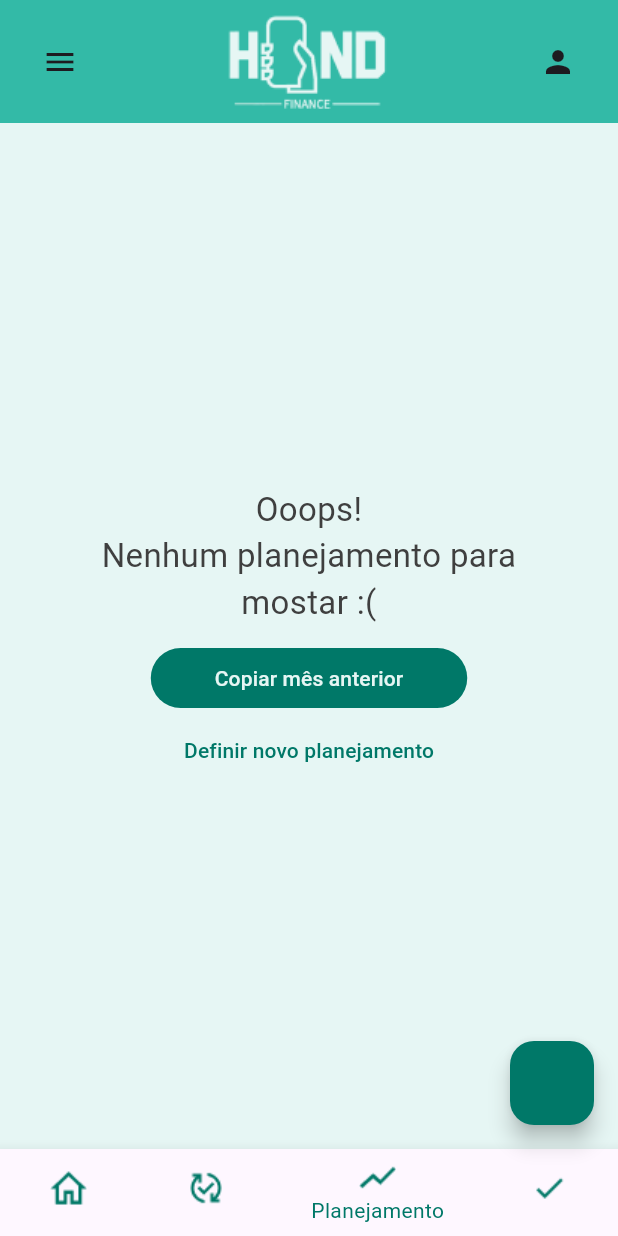
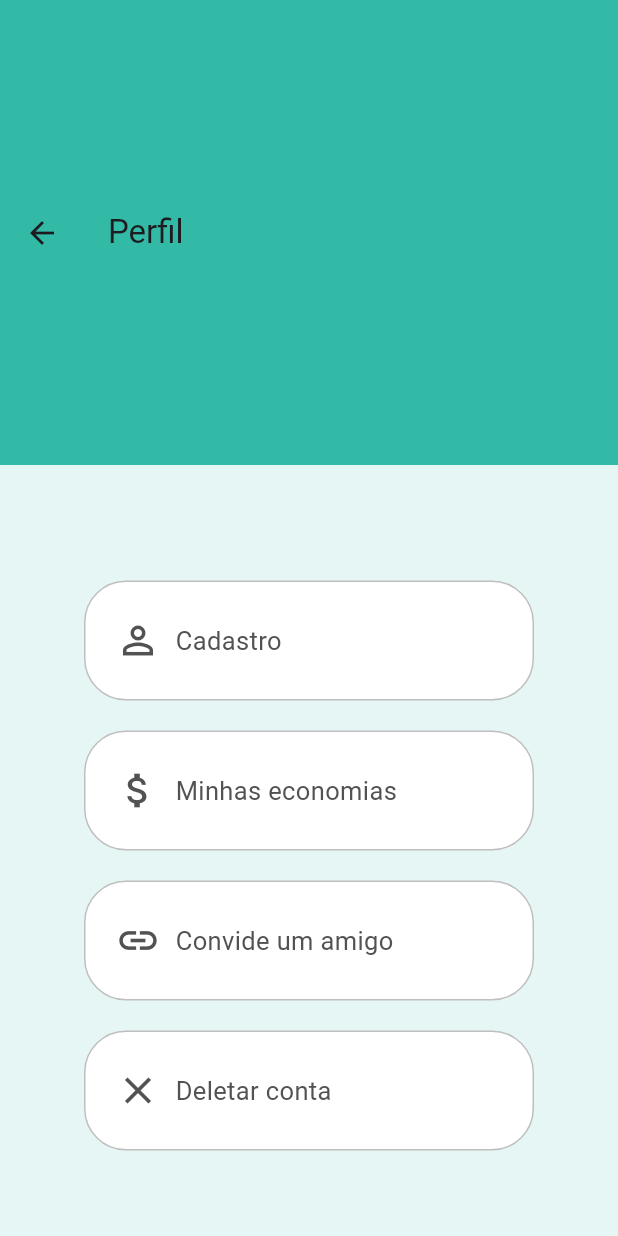
Before and after one commit to Jhyea026/Hand-finance, a Flutter app: the ClientPage screen opened directly, item 3 of the bottom bar chosen, after a tap on the "person" icon, on a phone screen of 412 x 824 dp. Run offline on Flutter 3.47's test engine with Material 3 defaults, Android fonts, the phone set to English and light mode, and no system bars.

Commit message:
Tela de perfil com botões prontos

```diff
--- a/lib/Widgets/Menu.dart
+++ b/lib/Widgets/Menu.dart
@@ -10,14 +10,7 @@ class Menu extends StatelessWidget {
     return Scaffold(
         body: Center(
       child: Column(
-        children: [
-          ListView(
-            children: [
-              Text('data'),
-              Text('data'),
-            ],
-          )
-        ],
+        children: [],
       ),
     ));
   }
--- /dev/null
+++ b/lib/Widgets/botaoPerfil.dart
@@ -0,0 +1,49 @@
+// ignore_for_file: prefer_const_literals_to_create_immutables, prefer_const_constructors, avoid_unnecessary_containers, must_be_immutable
+
+import 'package:flutter/material.dart';
+
+class BtnPerfil extends StatelessWidget {
+  String titulo;
+  IconData icon;
+  BtnPerfil({
+    super.key,
+    required this.titulo,
+    required this.icon,
+  });
+
+  @override
+  Widget build(BuildContext context) {
+    return Container(
+      margin: EdgeInsets.only(top: 20, right: 26, left: 26),
+      padding: EdgeInsets.only(bottom: 10, top: 10, left: 20),
+      width: 300,
+      height: 80,
+      decoration: BoxDecoration(
+          color: Colors.white,
+          borderRadius: BorderRadius.circular(28),
+          border: Border.all(color: Color.fromARGB(255, 191, 191, 191))),
+      child: Padding(
+        padding: const EdgeInsets.all(0.0),
+        child: Row(
+          children: [
+            Container(
+              child: Icon(
+                icon,
+                size: 30,
+                color: Color.fromARGB(255, 82, 82, 82),
+              ),
+            ),
+            Container(
+              margin: EdgeInsets.only(left: 10),
+              child: Text(
+                titulo,
+                style: TextStyle(
+                    fontSize: 17, color: Color.fromARGB(255, 82, 82, 82)),
+              ),
+            )
+          ],
+        ),
+      ),
+    );
+  }
+}
--- a/lib/Windows/ClientPage.dart
+++ b/lib/Windows/ClientPage.dart
@@ -1,11 +1,13 @@
-// ignore_for_file: prefer_const_constructors, prefer_const_literals_to_create_immutables, library_private_types_in_public_api, use_key_in_widget_constructors, avoid_unnecessary_containers
+// ignore_for_file: prefer_const_constructors, prefer_const_literals_to_create_immutables, library_private_types_in_public_api, use_key_in_widget_constructors, avoid_unnecessary_containers, sort_child_properties_last, unused_field, unused_element
 
 import 'package:flutter/material.dart';
 import 'package:handfinance/Colors/cor.dart';
 import 'package:handfinance/Windows/Goals.dart';
+import 'package:handfinance/Windows/Perfil.dart';
 import 'package:handfinance/Windows/Planning.dart';
 import 'package:handfinance/Windows/Transactions.dart';
 import 'package:handfinance/Windows/home.dart';
+import 'package:handfinance/main.dart';
 
 class ClientPage extends StatefulWidget {
   @override
@@ -33,6 +35,7 @@ class _MyClientPagePageState extends State<ClientPage> {
   Widget build(BuildContext context) {
     return Scaffold(
       appBar: AppBar(
+        actions: [],
         automaticallyImplyLeading: false,
         toolbarHeight: 82,
         backgroundColor: Cor.Primary400,
@@ -41,36 +44,62 @@ class _MyClientPagePageState extends State<ClientPage> {
             Row(
               mainAxisAlignment: MainAxisAlignment.spaceBetween,
               children: [
-                IconButton(onPressed: () {}, icon: Icon(Icons.menu)),
-                SizedBox(child: Image.asset('lib/Assets/HandFinance-Logo2.png')),
-                IconButton(onPressed: () {}, icon: Icon(Icons.person))
+                PopupMenuButton<String>(
+                  position: PopupMenuPosition.under,
+                  icon: Icon(Icons.menu),
+                  onSelected: (value) {
+                    // Navegar para a tela correspondente ao item selecionado
+                    navigateToScreen(context, value);
+                  },
+                  itemBuilder: (BuildContext context) {
+                    return [
+                      PopupMenuItem<String>(
+                        value: 'item1',
+                        child: Text('Carteira'),
+                      ),
+                      PopupMenuItem<String>(
+                        value: 'item2',
+                        child: Text('Lembrete diário'),
+                      ),
+                      PopupMenuItem<String>(
+                        value: 'item3',
+                        child: Text('Configurações'),
+                      ),
+                      PopupMenuItem<String>(
+                        value: 'item4',
+                        child: Text('Sobre'),
+                      ),
+                      PopupMenuItem<String>(
+                        value: 'item5',
+                        child: Text('Sair'),
+                      ),
+                    ];
+                  },
+                ),
+                SizedBox(
+                    child: Image.asset('lib/Assets/HandFinance-Logo2.png')),
+                IconButton(
+                    onPressed: () {
+                      Navigator.of(context).push(
+                        MaterialPageRoute(builder: (context) {
+                          return Perfil();
+                        }),
+                      );
+                    },
+                    icon: Icon(Icons.person))
               ],
             ),
-            Visibility(
-              visible: false,
-              child: Center(
-                child: Container(
-                  child: Row(
-                    children: [
-                      Column(
-                        children: [
-                          Text('data'),
-                          Text('data2')
-                        ],
-                      )
-                    ],
-                  ),
-                ),
-              ),
-            )
           ],
         ),
-
       ),
       floatingActionButtonLocation: FloatingActionButtonLocation.endFloat,
-      floatingActionButton: FloatingActionButton(onPressed: () {}, backgroundColor: Cor.Primary700),
-      body:
-      PageView(
+      floatingActionButton: FloatingActionButton(
+        onPressed: () {},
+        child: Icon(Icons.add),
+        backgroundColor: Cor.Primary700,
+        shape: RoundedRectangleBorder(borderRadius: BorderRadius.circular(15)),
+      ),
+      body: PageView(
         controller: _pageController,
         children: [
           Home(),
@@ -89,7 +118,6 @@ class _MyClientPagePageState extends State<ClientPage> {
         fixedColor: Cor.Primary700,
         currentIndex: _currentIndex,
         items: [
-
           BottomNavigationBarItem(
               icon: Image.asset('lib/Assets/Home.png'), label: 'Principal'),
           BottomNavigationBarItem(
@@ -106,7 +134,6 @@ class _MyClientPagePageState extends State<ClientPage> {
           ),
           // Adicione mais BottomNavigationBarItems conforme necessário
         ],
-
         onTap: (index) {
           _pageController.animateToPage(
             index,
@@ -117,4 +144,23 @@ class _MyClientPagePageState extends State<ClientPage> {
       ),
     );
   }
+
+  void navigateToScreen(BuildContext context, String value) {
+    switch (value) {
+      case 'item1':
+        Navigator.push(
+          context,
+          MaterialPageRoute(builder: (context) => Perfil()),
+        );
+        break;
+      case 'item2':
+        Navigator.push(
+          context,
+          MaterialPageRoute(builder: (context) => Main()),
+        );
+        break;
+      default:
+        break;
+    }
+  }
 }
--- /dev/null
+++ b/lib/Windows/Perfil.dart
@@ -0,0 +1,55 @@
+// ignore_for_file: prefer_const_literals_to_create_immutables, prefer_const_constructors, avoid_unnecessary_containers
+
+import 'package:flutter/material.dart';
+import 'package:handfinance/Colors/cor.dart';
+import 'package:handfinance/Widgets/botaoPerfil.dart';
+
+class Perfil extends StatelessWidget {
+  const Perfil({super.key});
+
+  @override
+  Widget build(BuildContext context) {
+    return Scaffold(
+      backgroundColor: Cor.Primary50,
+      appBar: AppBar(
+        toolbarHeight: 310,
+        backgroundColor: Cor.Primary400,
+        title: Column(
+          children: [
+            Row(
+              children: [Text('Perfil')],
+            ),
+            Container(
+              child: Column(
+                children: [],
+              ),
+            )
+          ],
+        ),
+      ),
+      body: Center(
+        child: Column(
+          mainAxisAlignment: MainAxisAlignment.center,
+          children: [
+            BtnPerfil(
+              titulo: 'Cadastro',
+              icon: Icons.person_outline,
+            ),
+            BtnPerfil(
+              titulo: 'Minhas economias',
+              icon: Icons.attach_money_outlined,
+            ),
+            BtnPerfil(
+              titulo: 'Convide um amigo',
+              icon: Icons.link,
+            ),
+            BtnPerfil(
+              titulo: 'Deletar conta',
+              icon: Icons.close,
+            )
+          ],
+        ),
+      ),
+    );
+  }
+}
--- a/pubspec.yaml
+++ b/pubspec.yaml
@@ -36,6 +36,7 @@ dependencies:
   # Use with the CupertinoIcons class for iOS style icons.
   cupertino_icons: ^1.0.2
   flutter_svg: ^2.0.9
+  app_popup_menu: ^1.0.0
 
 dev_dependencies:
   flutter_test:
```
Also changed, not shown: lib/Widgets/floatBotao.dart (deleted), pubspec.lock.
